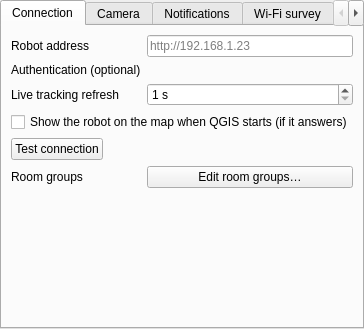
sylsta/homeqgis, file valetudo_qgis/ui/settings_page.ui: the form before one commit.
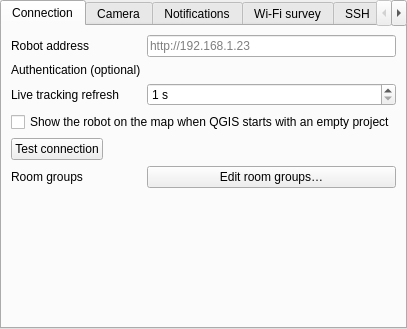
The form after the commit. Custom widgets are drawn as their Qt base class.

Commit message:
No 'No CRS' message; Show on map at start-up only into an empty project
- The project still switches to No CRS when the robot's layers are added,
  but silently.
- The automatic 'Show on map' at QGIS start-up happens only when the
  project has no layers; the option is renamed accordingly.

Patch:
```diff
--- a/valetudo_qgis/ui/settings_page.ui
+++ b/valetudo_qgis/ui/settings_page.ui
@@ -81,7 +81,7 @@
        <item row="3" column="0" colspan="2">
         <widget class="QCheckBox" name="live_at_start">
          <property name="text">
-          <string>Show the robot on the map when QGIS starts (if it answers)</string>
+          <string>Show the robot on the map when QGIS starts with an empty project</string>
          </property>
         </widget>
        </item>
```
The commit also changes 3 other files.
